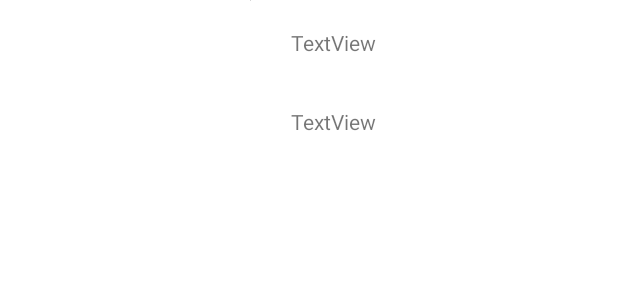
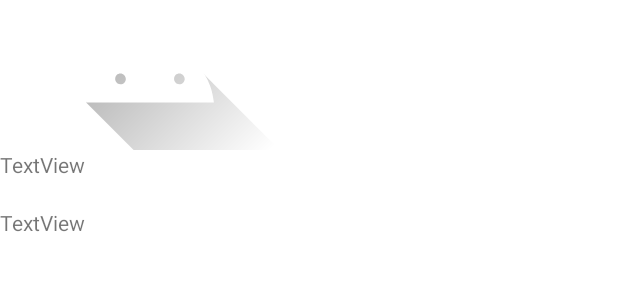
Before and after one commit to SebaChuaqui/PiedrasNaturales, an Android app: the layout joyas.xml on its own in the app's theme, with its tools: preview values and no code run, on a phone screen of 412 x 824 dp. Shown: the top 300 px of the screen. Run offline under Robolectric (Android 15) with nearby library versions, the phone set to English and light mode, and no system bars.

Commit message:
avance 5

```diff
--- a/app/src/main/java/com/example/piedrasnaturales/model/JoyasDAO.kt
+++ b/app/src/main/java/com/example/piedrasnaturales/model/JoyasDAO.kt
@@ -15,7 +15,7 @@ interface JoyasDAO {
     @Query("SELECT * FROM joyas_table")
     fun getAllJoyasFromDB(): LiveData<List<PiedrasItem>>
 
-    @Query("SELECT * FROM joyas_table WHERE id:=mId")
+    @Query("SELECT * FROM joyas_table WHERE id=:mId")
     fun getByID(mId: Int): LiveData<PiedrasItem>
 
     @Query("SELECT * FROM joyas_table WHERE codigo=:mCodigo")
--- a/app/src/main/res/layout/fragment_first.xml
+++ b/app/src/main/res/layout/fragment_first.xml
@@ -8,9 +8,8 @@
 
     <androidx.recyclerview.widget.RecyclerView
         android:id="@+id/recyclerView"
-        android:layout_width="0dp"
-        android:layout_height="0dp"
-        app:layout_constraintBottom_toBottomOf="parent"
+        android:layout_width="match_parent"
+        android:layout_height="match_parent"
         app:layout_constraintEnd_toEndOf="parent"
         app:layout_constraintStart_toStartOf="parent"
         app:layout_constraintTop_toTopOf="parent" />
--- a/app/src/main/res/layout/joyas.xml
+++ b/app/src/main/res/layout/joyas.xml
@@ -2,40 +2,35 @@
 <androidx.constraintlayout.widget.ConstraintLayout xmlns:android="http://schemas.android.com/apk/res/android"
     xmlns:app="http://schemas.android.com/apk/res-auto"
     xmlns:tools="http://schemas.android.com/tools"
-    android:layout_width="match_parent"
+    android:layout_width="wrap_content"
     android:layout_height="wrap_content">
 
     <ImageView
         android:id="@+id/image"
-        android:layout_width="wrap_content"
-        android:layout_height="wrap_content"
-        android:layout_marginStart="64dp"
-        android:layout_marginBottom="200dp"
-        app:layout_constraintBottom_toBottomOf="parent"
-        app:layout_constraintEnd_toEndOf="parent"
-        app:layout_constraintHorizontal_bias="0.296"
+        android:layout_width="200dp"
+        android:layout_height="100dp"
+        android:scaleType="centerCrop"
         app:layout_constraintStart_toStartOf="parent"
         app:layout_constraintTop_toTopOf="parent"
-        app:layout_constraintVertical_bias="1.0"
-        tools:srcCompat="@tools:sample/avatars" />
+        tools:srcCompat="@drawable/ic_launcher_foreground" />
 
     <TextView
         android:id="@+id/nombre"
         android:layout_width="wrap_content"
         android:layout_height="wrap_content"
-        android:layout_marginStart="27dp"
-        android:layout_marginTop="18dp"
+        android:layout_marginBottom="19dp"
         android:text="TextView"
-        app:layout_constraintStart_toStartOf="@+id/image"
+        app:layout_constraintBottom_toTopOf="@+id/precio"
+        app:layout_constraintStart_toStartOf="parent"
         app:layout_constraintTop_toBottomOf="@+id/image" />
 
     <TextView
         android:id="@+id/precio"
         android:layout_width="wrap_content"
         android:layout_height="wrap_content"
-        android:layout_marginTop="33dp"
         android:text="TextView"
-        app:layout_constraintStart_toStartOf="@+id/nombre"
+        app:layout_constraintBottom_toBottomOf="parent"
+        app:layout_constraintStart_toStartOf="parent"
         app:layout_constraintTop_toBottomOf="@+id/nombre" />
 
 </androidx.constraintlayout.widget.ConstraintLayout>
```
Also changed, not shown: 1 other file.
